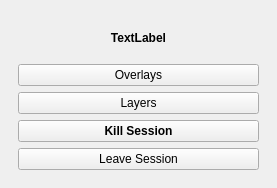
First picture: the form in tygron_dockwidget_base.ui, repository Memz-Dev/tygron-qgis, before the edit.
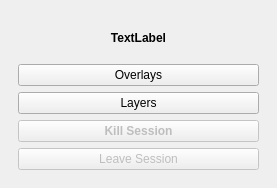
Second picture: the form after the edit. The open tabs and pages were chosen to show the change. Custom widgets are drawn as their Qt base class.

```diff
--- a/tygron_dockwidget_base.ui
+++ b/tygron_dockwidget_base.ui
@@ -231,6 +231,9 @@
         </item>
         <item>
          <widget class="QPushButton" name="SessionKillButton">
+          <property name="enabled">
+           <bool>false</bool>
+          </property>
           <property name="font">
            <font>
             <weight>75</weight>
@@ -244,6 +247,9 @@
         </item>
         <item>
          <widget class="QPushButton" name="SessionReturnButton">
+          <property name="enabled">
+           <bool>false</bool>
+          </property>
           <property name="text">
            <string>Leave Session</string>
           </property>
```
Left out of the diff: 2 changed lines with no effect on the pictures.
